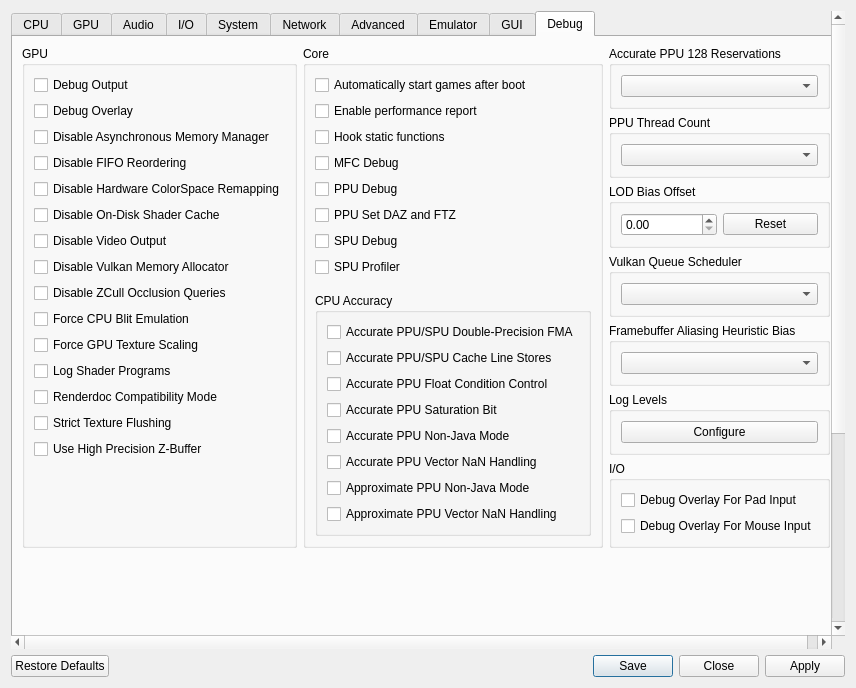
The window that rpcs3/rpcs3qt/settings_dialog.ui (RPCS3/rpcs3) describes before a commit, drawn with Qt 5.
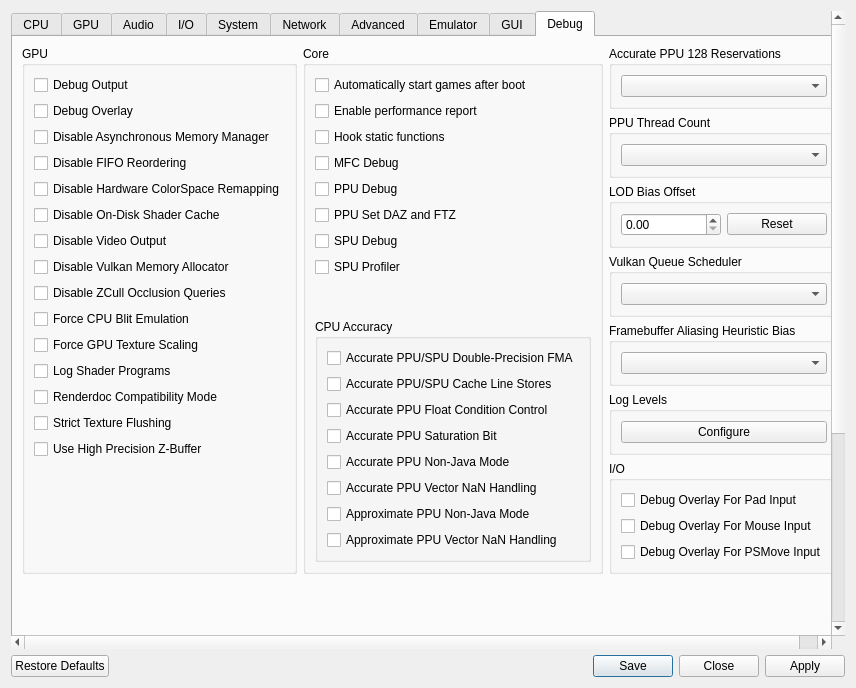
The same window after the commit. The open tabs and pages were chosen to show the change. Icons and pictures are not drawn.

Commit message: cellGem: add debug overlay

Patch:
```diff
--- a/rpcs3/rpcs3qt/settings_dialog.ui
+++ b/rpcs3/rpcs3qt/settings_dialog.ui
@@ -4768,6 +4768,13 @@
                   </property>
                  </widget>
                 </item>
+                <item>
+                 <widget class="QCheckBox" name="debugOverlayPsMove">
+                  <property name="text">
+                   <string>Debug Overlay For PSMove Input</string>
+                  </property>
+                 </widget>
+                </item>
                 <item>
                  <spacer name="verticalSpacer">
                   <property name="orientation">
```
The commit also changes 18 other files.
